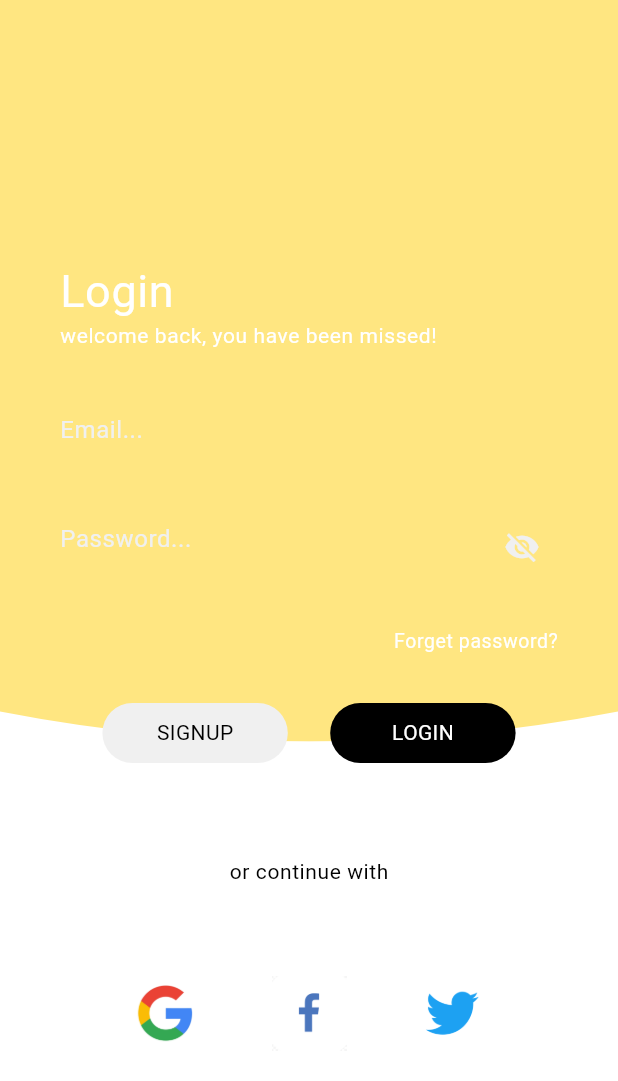
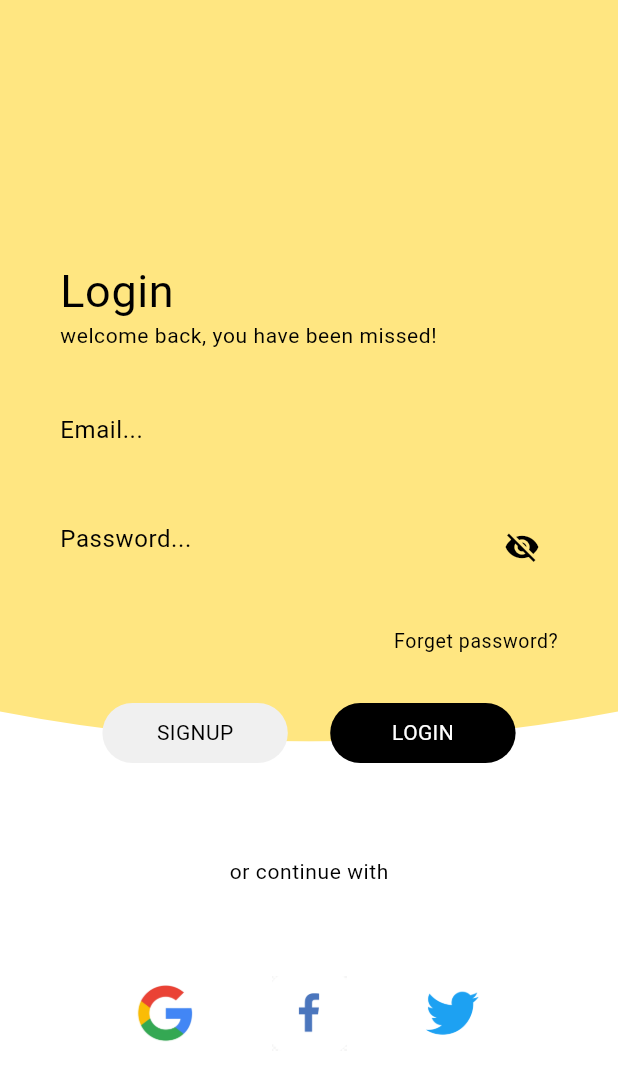
Before and after one commit to Hayan47/Task-Manager, a Flutter app: the screen it shows after launch, on a phone screen of 412 x 824 dp. Shown: the top 1081 px of the screen. Run offline on Flutter 3.47's test engine with Material 3 defaults, Android fonts, the phone set to English and light mode, and no system bars; our stand-ins replace cached_network_image, dio, email_validator, equatable, flutter_bloc, google_fonts and 6 more; accounts and stored records are empty.

Commit message:
caching done

```diff
--- a/lib/presentation/screens/home_screen.dart
+++ b/lib/presentation/screens/home_screen.dart
@@ -6,6 +6,7 @@ import 'package:lottie/lottie.dart';
 import 'package:task_manager/constants/my_colors.dart';
 import 'package:task_manager/logic/auth_bloc/auth_bloc.dart';
 import 'package:task_manager/logic/task_bloc/task_bloc.dart';
+import 'package:task_manager/presentation/widgets/snackbar.dart';
 import 'package:task_manager/presentation/widgets/task.dart';
 import 'package:task_manager/presentation/widgets/tasks_loading.dart';
 
--- a/lib/presentation/screens/login_screen.dart
+++ b/lib/presentation/screens/login_screen.dart
@@ -111,7 +111,7 @@ class _LogInScreenState extends State<LogInScreen> {
                                                     .textTheme
                                                     .bodySmall!
                                                     .copyWith(
-                                                      color: Colors.white,
+                                                      color: Colors.black,
                                                       fontSize: 30,
                                                     ),
                                               ),
@@ -122,7 +122,7 @@ class _LogInScreenState extends State<LogInScreen> {
                                                     .textTheme
                                                     .bodySmall!
                                                     .copyWith(
-                                                      color: Colors.white,
+                                                      color: Colors.black,
                                                       fontSize: 14,
                                                     ),
                                               ),
@@ -168,7 +168,7 @@ class _LogInScreenState extends State<LogInScreen> {
                                                 hidePassword
                                                     ? Icons.visibility_off
                                                     : Icons.visibility,
-                                                color: MyColors.mywhite,
+                                                color: Colors.black,
                                               ),
                                             ),
                                           ),
@@ -187,7 +187,7 @@ class _LogInScreenState extends State<LogInScreen> {
                                                       .textTheme
                                                       .bodySmall!
                                                       .copyWith(
-                                                        color: Colors.white,
+                                                        color: Colors.black,
                                                         fontSize: 13,
                                                       ),
                                                 ),
--- a/lib/presentation/widgets/text_field.dart
+++ b/lib/presentation/widgets/text_field.dart
@@ -28,9 +28,11 @@ class MyTextField extends StatelessWidget {
           textInputAction: TextInputAction.next,
           keyboardType: textInputType,
           style: Theme.of(context).textTheme.bodySmall!.copyWith(
-                color: MyColors.mywhite,
+                color: Colors.black,
                 fontSize: 16,
               ),
+          cursorColor: Colors.black,
+          cursorErrorColor: Colors.black,
           controller: controller,
           autovalidateMode: AutovalidateMode.onUserInteraction,
           validator: validator,
@@ -39,15 +41,14 @@ class MyTextField extends StatelessWidget {
             border: InputBorder.none,
             hintText: hint,
             hintStyle: Theme.of(context).textTheme.bodySmall!.copyWith(
-                  color: MyColors.mywhite,
+                  color: Colors.black,
                   fontSize: 16,
                 ),
             errorStyle: Theme.of(context).textTheme.bodySmall!.copyWith(
-                  color: Colors.black,
+                  color: MyColors.myred,
                   fontSize: 10,
                 ),
           ),
-          cursorColor: Colors.white,
         ),
       ],
     );
```
Also changed, not shown: lib/logic/task_bloc/task_bloc.dart (+26 -25 lines), lib/logic/task_bloc/task_state.dart (+13 -2 lines).
